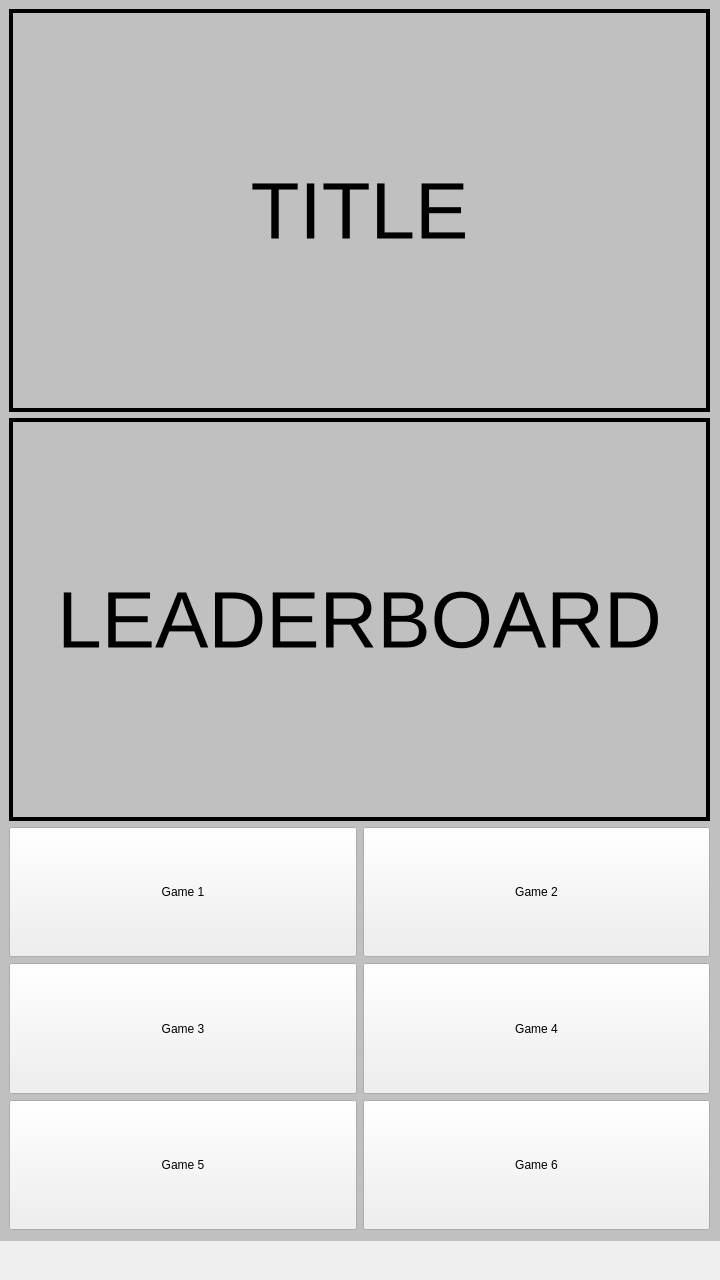
The window that mainwindow.ui (dylondark/cob-taylor-games) describes before a commit, drawn with Qt 5.
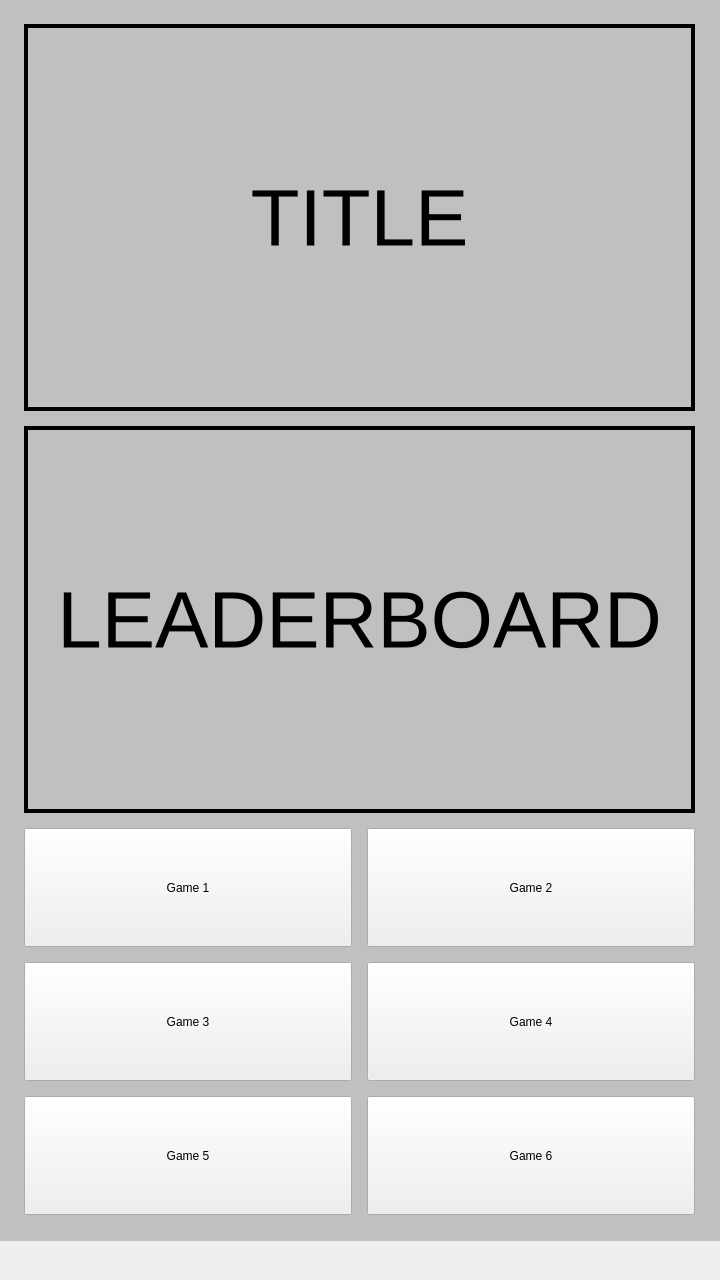
The same window after the commit.

Commit message: Apply default margins of 15 for menuLayout

Patch:
```diff
--- a/mainwindow.ui
+++ b/mainwindow.ui
@@ -48,9 +48,24 @@
       </rect>
      </property>
      <layout class="QVBoxLayout" name="menuLayout">
+      <property name="spacing">
+       <number>15</number>
+      </property>
       <property name="sizeConstraint">
        <enum>QLayout::SetDefaultConstraint</enum>
       </property>
+      <property name="leftMargin">
+       <number>15</number>
+      </property>
+      <property name="topMargin">
+       <number>15</number>
+      </property>
+      <property name="rightMargin">
+       <number>15</number>
+      </property>
+      <property name="bottomMargin">
+       <number>15</number>
+      </property>
       <item>
        <widget class="QLabel" name="lblTitle">
         <property name="font">
```
